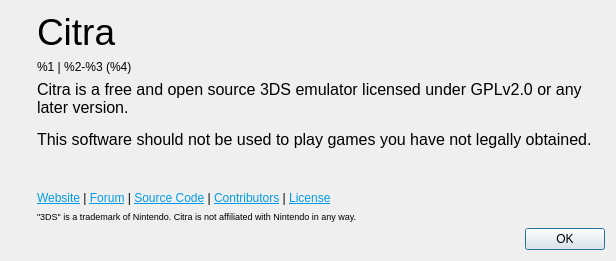
Above: src/citra_qt/aboutdialog.ui from kleidis/citra-enhanced before the change. Below: the same form after it.
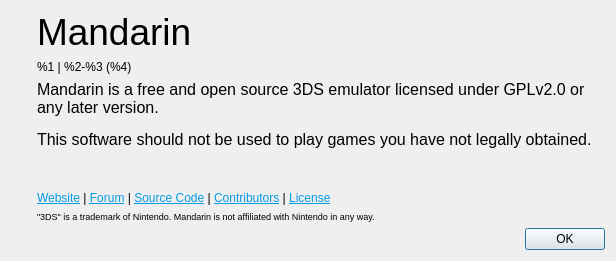
That is the form after the change. Icons and pictures are not drawn.

Commit message: rebrand [6]: Replace uppercase `Citra` with Mandarin

```diff
--- a/src/citra_qt/aboutdialog.ui
+++ b/src/citra_qt/aboutdialog.ui
@@ -57,7 +57,7 @@
           </sizepolicy>
          </property>
          <property name="text">
-          <string>&lt;html&gt;&lt;head/&gt;&lt;body&gt;&lt;p&gt;&lt;span style=&quot; font-size:28pt;&quot;&gt;Citra&lt;/span&gt;&lt;/p&gt;&lt;/body&gt;&lt;/html&gt;</string>
+          <string>&lt;html&gt;&lt;head/&gt;&lt;body&gt;&lt;p&gt;&lt;span style=&quot; font-size:28pt;&quot;&gt;Mandarin&lt;/span&gt;&lt;/p&gt;&lt;/body&gt;&lt;/html&gt;</string>
          </property>
         </widget>
        </item>
@@ -87,7 +87,7 @@
 &lt;html&gt;&lt;head&gt;&lt;meta name=&quot;qrichtext&quot; content=&quot;1&quot; /&gt;&lt;style type=&quot;text/css&quot;&gt;
 p, li { white-space: pre-wrap; }
 &lt;/style&gt;&lt;/head&gt;&lt;body style=&quot; font-family:'Ubuntu'; font-size:11pt; font-weight:400; font-style:normal;&quot;&gt;
-&lt;p style=&quot; margin-top:0px; margin-bottom:0px; margin-left:0px; margin-right:0px; -qt-block-indent:0; text-indent:0px;&quot;&gt;&lt;span style=&quot; font-family:'MS Shell Dlg 2'; font-size:12pt;&quot;&gt;Citra is a free and open source 3DS emulator licensed under GPLv2.0 or any later version.&lt;/span&gt;&lt;/p&gt;
+&lt;p style=&quot; margin-top:0px; margin-bottom:0px; margin-left:0px; margin-right:0px; -qt-block-indent:0; text-indent:0px;&quot;&gt;&lt;span style=&quot; font-family:'MS Shell Dlg 2'; font-size:12pt;&quot;&gt;Mandarin is a free and open source 3DS emulator licensed under GPLv2.0 or any later version.&lt;/span&gt;&lt;/p&gt;
 &lt;p style=&quot;-qt-paragraph-type:empty; margin-top:0px; margin-bottom:0px; margin-left:0px; margin-right:0px; -qt-block-indent:0; text-indent:0px; font-family:'MS Shell Dlg 2'; font-size:8pt;&quot;&gt;&lt;br /&gt;&lt;/p&gt;
 &lt;p style=&quot; margin-top:0px; margin-bottom:0px; margin-left:0px; margin-right:0px; -qt-block-indent:0; text-indent:0px;&quot;&gt;&lt;span style=&quot; font-family:'MS Shell Dlg 2'; font-size:12pt;&quot;&gt;This software should not be used to play games you have not legally obtained.&lt;/span&gt;&lt;/p&gt;&lt;/body&gt;&lt;/html&gt;</string>
          </property>
@@ -131,7 +131,7 @@
           </sizepolicy>
          </property>
          <property name="text">
-          <string>&lt;html&gt;&lt;head/&gt;&lt;body&gt;&lt;p&gt;&lt;span style=&quot; font-size:7pt;&quot;&gt;&amp;quot;3DS&amp;quot; is a trademark of Nintendo. Citra is not affiliated with Nintendo in any way.&lt;/span&gt;&lt;/p&gt;&lt;/body&gt;&lt;/html&gt;</string>
+          <string>&lt;html&gt;&lt;head/&gt;&lt;body&gt;&lt;p&gt;&lt;span style=&quot; font-size:7pt;&quot;&gt;&amp;quot;3DS&amp;quot; is a trademark of Nintendo. Mandarin is not affiliated with Nintendo in any way.&lt;/span&gt;&lt;/p&gt;&lt;/body&gt;&lt;/html&gt;</string>
          </property>
         </widget>
        </item>
```
Left out of the diff: 4 changed lines with no effect on the pictures. The commit also changes 148 other files.
